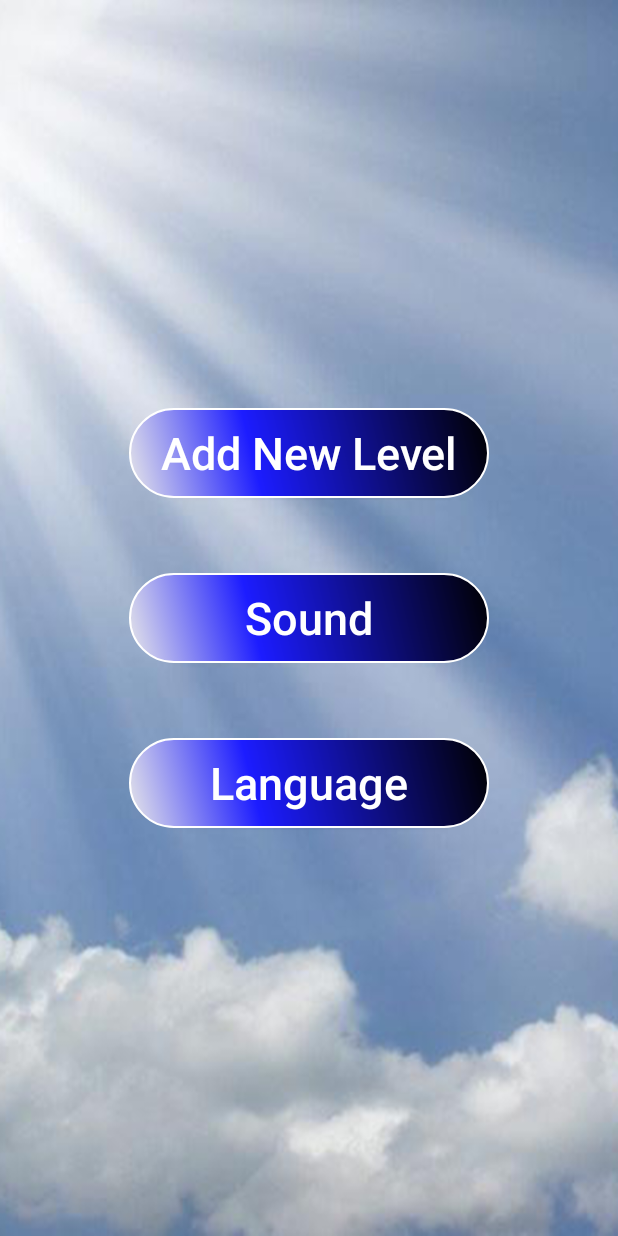
After one commit to ristan12/ForrestFinder, an Android app: the OptionsActivity screen opened directly, with no data from a screen before it, on a phone screen of 412 x 824 dp. The commit adds this screen. Run offline under Robolectric (Android 15) with nearby library versions, the light colour scheme and no system bars.

Commit message:
Add new level changes
Add new level changes

```diff
--- /dev/null
+++ b/app/src/main/java/com/example/aleksandar/forrestfinder/OptionsActivity.java
@@ -0,0 +1,101 @@
+package com.example.aleksandar.forrestfinder;
+
+import android.content.Context;
+import android.content.ContextWrapper;
+import android.content.Intent;
+import android.graphics.Bitmap;
+import android.graphics.drawable.Drawable;
+import android.graphics.drawable.DrawableContainer;
+import android.media.Image;
+import android.net.Uri;
+import android.provider.MediaStore;
+import android.support.v7.app.AppCompatActivity;
+import android.os.Bundle;
+import android.util.Log;
+import android.view.View;
+import android.widget.Button;
+import android.widget.ImageView;
+
+import java.io.File;
+import java.io.FileNotFoundException;
+import java.io.FileOutputStream;
+import java.io.IOException;
+import java.io.InputStream;
+import java.net.URI;
+
+public class OptionsActivity extends AppCompatActivity {
+
+    Button addNewLevel;
+    Button sound;
+    Button language;
+    ImageView slicica;
+    @Override
+    protected void onCreate(Bundle savedInstanceState) {
+        super.onCreate(savedInstanceState);
+        setContentView(R.layout.activity_options);
+
+        //slicica = (ImageView) findViewById(R.id.slikaJEBENA);
+
+        addNewLevel = (Button) findViewById(R.id.addNewLevel);
+        addNewLevel.setOnClickListener(new View.OnClickListener() {
+            @Override
+            public void onClick(View v) {
+                Intent intent = new Intent(Intent.ACTION_GET_CONTENT);
+                intent.setType("image/*");
+                startActivityForResult(Intent.createChooser(intent, "Choose Picture"), 100);
+            }
+        });
+
+        sound = (Button) findViewById(R.id.sound);
+        language = (Button) findViewById(R.id.language);
+    }
+
+    @Override
+    protected void onActivityResult(int requestCode, int resultCode, Intent data) {
+        super.onActivityResult(requestCode, resultCode, data);
+        Log.d("slicica ", " request code " + requestCode);
+        Log.d("slicica", " resultCode " + resultCode);
+
+        Uri uri;
+
+        if (data != null) {
+            uri = Uri.parse(data.getData().toString());
+            try {
+                Bitmap bitmap = MediaStore.Images.Media.getBitmap(this.getContentResolver(), uri);
+                //slicica.setImageBitmap(bitmap);
+                //save to disk
+                String name = saveToInternalStorage(bitmap);
+
+                Intent intent = new Intent(getApplicationContext(), AddNewLevelActivity.class);
+                intent.putExtra("imeSlike", name);
+                intent.setFlags(Intent.FLAG_ACTIVITY_NEW_TASK);// | Intent.FLAG_ACTIVITY_CLEAR_TASK);
+                startActivity(intent);
+
+                //////////////
+            } catch (IOException e) {
+                e.printStackTrace();
+            }
+        }
+    }
+
+    private String saveToInternalStorage(Bitmap bitmapImage) throws IOException {
+        ContextWrapper cw = new ContextWrapper(getApplicationContext());
+        // path to /data/data/yourapp/app_data/imageDir
+        File directory = cw.getDir("imageDir", Context.MODE_PRIVATE);
+        // Create imageDir
+        File mypath=new File(directory,"user_gen.jpg");
+
+        FileOutputStream fos = null;
+        try {
+            fos = new FileOutputStream(mypath);
+            // Use the compress method on the BitMap object to write image to the OutputStream
+            bitmapImage.compress(Bitmap.CompressFormat.PNG, 100, fos);
+        } catch (Exception e) {
+            e.printStackTrace();
+        } finally {
+            assert fos != null;
+            fos.close();
+        }
+        return directory.getAbsolutePath();
+    }
+}
--- a/app/src/main/res/layout/activity_main.xml
+++ b/app/src/main/res/layout/activity_main.xml
@@ -25,7 +25,7 @@
     <Button
         android:id="@+id/levels_btn"
 
-        android:text="Levels"
+        android:text="Play"
         android:textColor="#FFFFFF"
         android:textSize="30sp"
 
@@ -46,7 +46,7 @@
     <Button
         android:id="@+id/stats_btn"
 
-        android:text="Statistics"
+        android:text="History"
         android:textColor="#FFFFFF"
         android:textSize="30sp"
 
--- /dev/null
+++ b/app/src/main/res/layout/activity_options.xml
@@ -0,0 +1,58 @@
+<?xml version="1.0" encoding="utf-8"?>
+<RelativeLayout xmlns:android="http://schemas.android.com/apk/res/android"
+    xmlns:tools="http://schemas.android.com/tools"
+    android:layout_width="match_parent"
+    android:layout_height="match_parent"
+    android:paddingBottom="@dimen/activity_vertical_margin"
+    android:paddingLeft="@dimen/activity_horizontal_margin"
+    android:paddingRight="@dimen/activity_horizontal_margin"
+    android:paddingTop="@dimen/activity_vertical_margin"
+    android:background="@drawable/portrait_background_480_800"
+    tools:context=".OptionsActivity">
+
+    <Button
+        android:textAllCaps="false"
+        android:textColor="#FFFFFF"
+        android:layout_width="240dp"
+        android:layout_height="60dp"
+        android:text="Sound"
+        android:id="@+id/sound"
+        android:layout_centerVertical="true"
+        android:layout_centerHorizontal="true"
+        android:background="@drawable/button_shape"
+        android:textSize="30dp" />
+
+    <Button
+        android:textAllCaps="false"
+        android:textColor="#FFFFFF"
+        android:textSize="30dp"
+        android:layout_width="240dp"
+        android:layout_height="60dp"
+        android:text="Add New Level"
+        android:id="@+id/addNewLevel"
+        android:layout_above="@+id/sound"
+        android:layout_centerHorizontal="true"
+        android:layout_marginBottom="50dp"
+        android:background="@drawable/button_shape"/>
+
+    <Button
+        android:textAllCaps="false"
+        android:textColor="#FFFFFF"
+        android:textSize="30dp"
+        android:layout_width="240dp"
+        android:layout_height="60dp"
+        android:text="Language"
+        android:id="@+id/language"
+        android:layout_below="@+id/sound"
+        android:layout_centerHorizontal="true"
+        android:layout_marginTop="50dp"
+        android:background="@drawable/button_shape"/>
+
+    <ImageView
+        android:layout_width="wrap_content"
+        android:layout_height="wrap_content"
+        android:id="@+id/slikaJEBENA"
+        android:layout_alignParentTop="true"
+        android:layout_alignLeft="@+id/addNewLevel"
+        android:layout_alignStart="@+id/addNewLevel" />
+</RelativeLayout>
--- a/app/src/main/res/layout/activity_statistics.xml
+++ b/app/src/main/res/layout/activity_statistics.xml
@@ -2,7 +2,7 @@
     xmlns:tools="http://schemas.android.com/tools"
     android:layout_width="match_parent"
     android:layout_height="match_parent"
-    android:background="@drawable/main_background_800_480"
+    android:background="@drawable/portrait_background_480_800"
     tools:context="com.example.aleksandar.forrestfinder.StatisticsActivity">
 
     <ListView
```
Also changed, not shown: app/src/main/AndroidManifest.xml (+19 -7 lines), app/src/main/java/com/example/aleksandar/forrestfinder/AddNewLevelActivity.java (added, +300 -0 lines), app/src/main/java/com/example/aleksandar/forrestfinder/GameLevelActivity.java (+3 -13 lines), app/src/main/java/com/example/aleksandar/forrestfinder/LevelsActivity.java (+0 -50 lines), app/src/main/java/com/example/aleksandar/forrestfinder/MainActivity.java (+79 -2 lines), app/src/main/java/com/example/aleksandar/forrestfinder/XMLParser.java (+16 -16 lines), app/src/main/res/layout/activity_add_new_level.xml (added, +12 -0 lines), app/src/main/res/layout/new_level_prompt.xml (added, +25 -0 lines), app/src/main/res/drawable/portrait_background_480_800.png (added).
